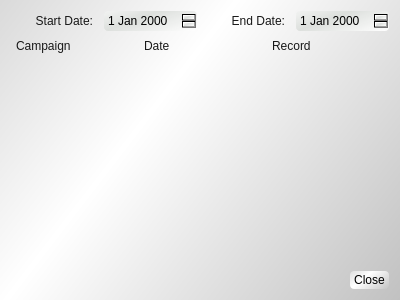
Qt form ui/records.ui (TryExceptElse/pyleadstool) before a commit.
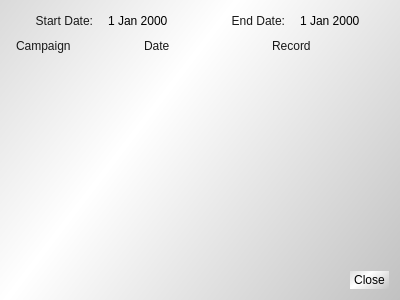
The same form after that commit. Icons and pictures are not drawn.

```diff
--- a/ui/records.ui
+++ b/ui/records.ui
@@ -16,7 +16,7 @@
   <property name="styleSheet">
    <string notr="true">QWidget {
 	background-color: rgba(0, 0, 0, 0);
-    border-radius: 4px;
+    border-radius: -0px;
     padding: 2px;
 	font: 10pt &quot;Lato&quot;;
 }
@@ -25,6 +25,10 @@
      background-color: qlineargradient(spread:reflect, x1:0.262, y1:0.573773, x2:1, y2:1, stop:0 rgb(255, 255, 255), stop:1 rgb(193, 193, 193));
 }
 
+QMessageBox{
+     background-color: qlineargradient(spread:reflect, x1:0.262, y1:0.573773, x2:1, y2:1, stop:0 rgb(255, 255, 255), stop:1 rgb(220, 220, 220));
+}
+
 QLabel {
 	background-color: qlineargradient(spread:reflect, x1:0.607246, y1:0.346, x2:0.623037, y2:1, stop:0 rgba(8, 120, 0, 0), stop:1 rgba(15, 76, 0, 0));
 	font: 12pt &quot;Lato&quot;;
@@ -37,6 +41,21 @@
     color: rgb(240, 240, 240);
 }
 
+QMenu {
+     background-color: qlineargradient(spread:reflect, x1:0.262, y1:0.573773, x2:1, y2:1, stop:0 rgb(255, 255, 255), stop:1 rgb(230, 230, 230));
+    color: rgb(12, 12, 12);
+}
+
+QMenu::item:hover{
+    background-color: rgba(0, 0, 0, 15);
+    color: rgb(12, 12, 12);
+}
+
+QMenu::item:selected{
+     background-color: qlineargradient(spread:reflect, x1:0.262, y1:0.573773, x2:1, y2:1, stop:0 rgb(230, 230, 230), stop:1 rgb(255, 255, 255));
+    color: rgb(12, 12, 12);
+}
+
 QStatusBar {
     border-radius: 1px;
 	background-color: qlineargradient(spread:reflect, x1:0.607246, y1:0.346, x2:0.623037, y2:1, stop:0 rgba(8, 120, 0, 255), stop:1 rgba(15, 76, 0, 255));
@@ -78,7 +97,7 @@
 QTableView{
     color: rgba(0, 0, 0, 0);
     background-color: rgba(0, 0, 0, 0);
-    alternate-background-color: rgba(0,0,0,20);
+    alternate-background-color: rgba(0,0,0,15);
 }
 
 QHeaderView::section{
@@ -95,6 +114,38 @@
 
 QTableCornerButton::section  {
 	background-color: rgba(0, 0, 0, 0);
+}
+
+QLineEdit {
+    background-color: rgba(0, 0, 0, 00);
+}
+
+QLineEdit:hover {
+    background-color: rgba(0, 0, 0, 15);
+}
+
+QDateTimeEdit {
+    background-color: rgba(0, 0, 0, 0);
+}
+
+QDateTimeEdit:hover {
+    background-color: rgba(0, 0, 0, 15);
+}
+
+QComboBox{
+}
+
+QComboBox::down-arrow{
+   background-color: rgba(0, 0, 0, 0);
+	image: url(resources/arrow-down-16.png);
+}
+
+QComboBox:Hover{
+    background-color: rgba(0, 0, 0, 15);
+}
+
+QToolTip{
+     background-color: qlineargradient(spread:reflect, x1:0.262, y1:0.573773, x2:1, y2:1, stop:0 rgb(255, 255, 255), stop:1 rgb(230, 230, 230));
 }</string>
   </property>
   <layout class="QVBoxLayout" name="verticalLayout" stretch="0,1,0">
```
Left out of the diff: 2 changed lines with no effect on the pictures.
